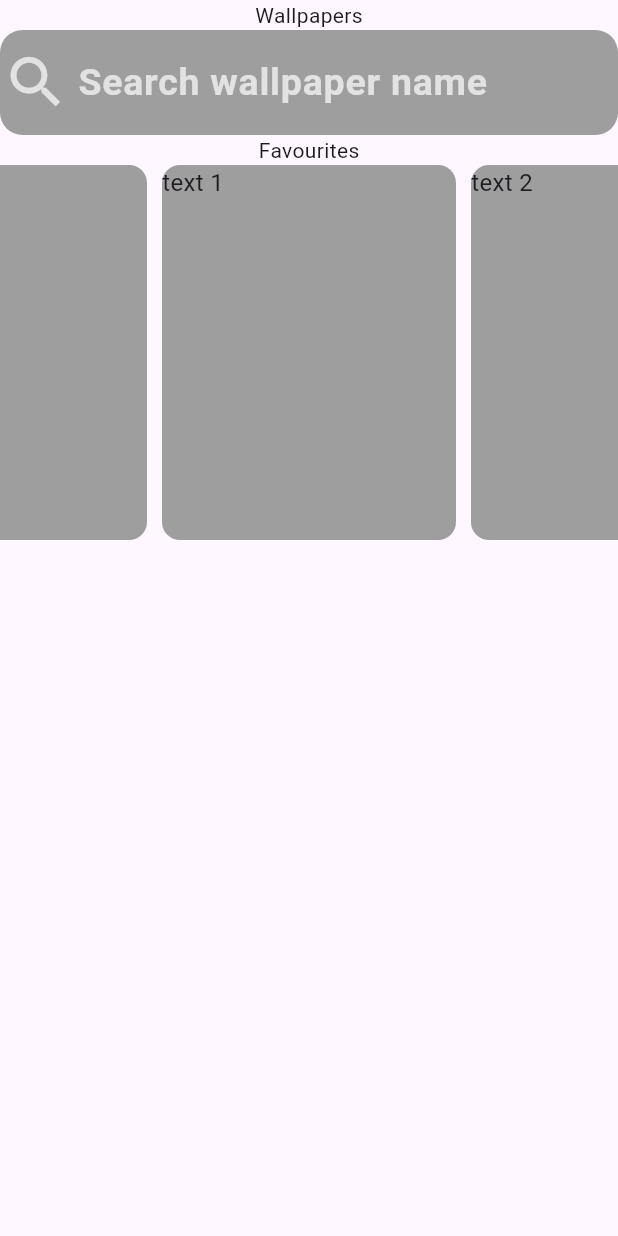
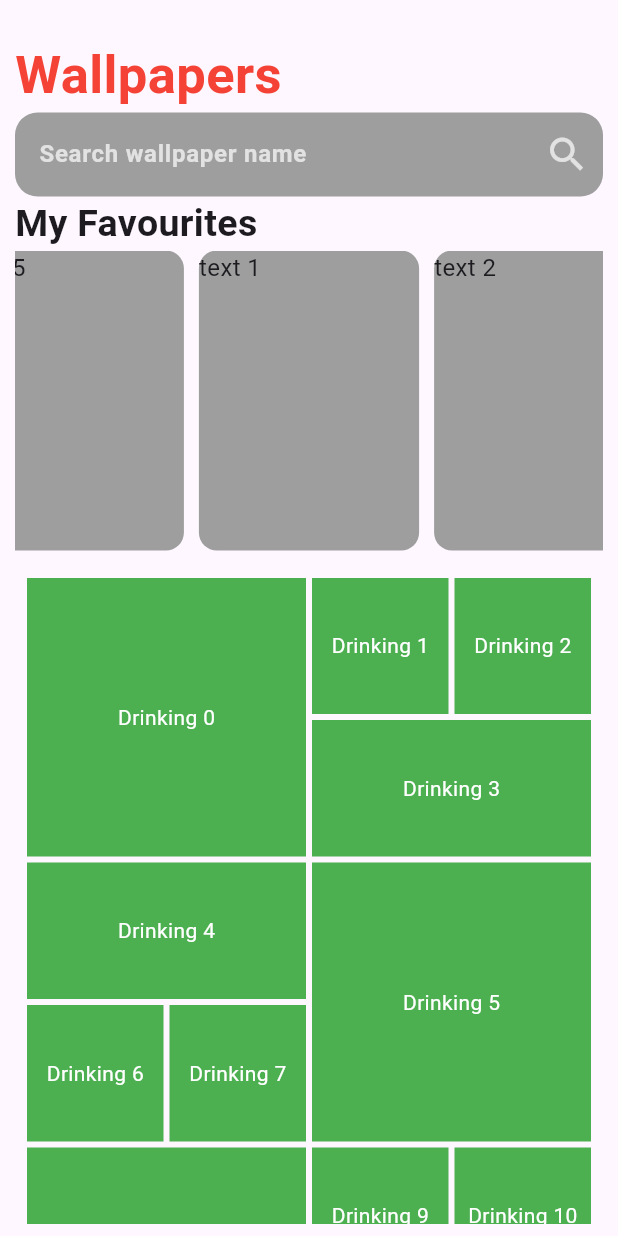
Before and after one commit to henry-dura/Wallpaper-App, a Flutter app: the screen it shows after launch, on a phone screen of 412 x 824 dp. Run offline on Flutter 3.47's test engine with Material 3 defaults, Android fonts, the phone set to English and light mode, and no system bars; drawn by our look-alikes of carousel_slider.

Commit message:
Add staggered grid

```diff
--- a/lib/components/carousel.dart
+++ b/lib/components/carousel.dart
@@ -8,25 +8,25 @@ class Carousel extends StatelessWidget {
   Widget build(BuildContext context) {
     return CarouselSlider(
       options: CarouselOptions(
-        height: 250.0,
+        height: 200.0,
         autoPlay: true,
-        viewportFraction: 0.5,
-        autoPlayInterval: Duration(milliseconds: 1000),
-        autoPlayAnimationDuration: Duration(milliseconds: 500),
+        viewportFraction: 0.4,
+        autoPlayInterval: const Duration(milliseconds: 1000),
+        autoPlayAnimationDuration: const Duration(milliseconds: 500),
       ),
       items: [1, 2, 3, 4, 5].map((i) {
         return Builder(
           builder: (BuildContext context) {
             return Container(
                 width: MediaQuery.of(context).size.width,
-                margin: EdgeInsets.symmetric(horizontal: 5.0),
+                margin: const EdgeInsets.symmetric(horizontal: 5.0),
                 decoration: BoxDecoration(
                   color: Colors.grey,
                   borderRadius: BorderRadius.circular(12),
                 ),
                 child: Text(
                   'text $i',
-                  style: TextStyle(fontSize: 16.0),
+                  style: const TextStyle(fontSize: 16.0),
                 ));
           },
         );
--- a/lib/components/grid_view.dart
+++ b/lib/components/grid_view.dart
@@ -0,0 +1,38 @@
+import 'package:flutter/material.dart';
+import 'package:flutter_staggered_grid_view/flutter_staggered_grid_view.dart';
+
+class WallPaperGrid extends StatelessWidget {
+  const WallPaperGrid({super.key});
+
+  @override
+  Widget build(BuildContext context) {
+    return Padding(
+      padding: const EdgeInsets.all(8.0),
+      child: GridView.custom(
+        gridDelegate: SliverQuiltedGridDelegate(
+          crossAxisCount: 4,
+          mainAxisSpacing: 4,
+          crossAxisSpacing: 4,
+          repeatPattern: QuiltedGridRepeatPattern.inverted,
+          pattern: [
+            const QuiltedGridTile(2, 2),  // Large tile spanning 2x2
+            const QuiltedGridTile(1, 1),  // Small tile 1x1
+            const QuiltedGridTile(1, 1),  // Small tile 1x1
+            const QuiltedGridTile(1, 2),  // Large tile spanning 1x2
+          ],
+        ),
+        childrenDelegate: SliverChildBuilderDelegate(
+              (context, index) => Container(
+            color: Colors.green,
+            alignment: Alignment.center,
+            child: Text(
+              'Drinking $index',
+              style: const TextStyle(color: Colors.white),
+            ),
+          ),
+          childCount: 20,  // Number of items in the grid
+        ),
+      ),
+    );
+  }
+}
--- /dev/null
+++ b/lib/components/search_field.dart
@@ -0,0 +1,34 @@
+import 'package:flutter/material.dart';
+
+class SearchField extends StatelessWidget {
+  const SearchField({
+    super.key,
+  });
+
+  @override
+  Widget build(BuildContext context) {
+    return TextField(
+      cursorHeight: 25,
+      style: const TextStyle(
+        // fontSize: 25,
+          fontWeight: FontWeight.w600,
+          color: Colors.white70),
+      decoration: InputDecoration(
+        hintText: 'Search wallpaper name',
+        hintStyle: const TextStyle(color: Colors.white70),
+        suffixIcon: const Icon(
+          Icons.search,
+          size: 30,
+          color: Colors.white70,
+        ),
+        filled: true,
+        fillColor: Colors.grey,
+        border: OutlineInputBorder(
+            borderRadius: BorderRadius.circular(15),
+            borderSide: BorderSide.none),
+      ),
+
+
+    );
+  }
+}
--- a/lib/home.dart
+++ b/lib/home.dart
@@ -1,42 +1,30 @@
 import 'package:flutter/material.dart';
 import 'package:wallpaper/components/carousel.dart';
+import 'package:wallpaper/components/grid_view.dart';
+
+import 'components/search_field.dart';
 
 class Home extends StatelessWidget {
   const Home({super.key});
 
   @override
   Widget build(BuildContext context) {
-    return  SafeArea(
+    return  const SafeArea(
       child: Scaffold(
-        body: Column(
-          children: [
-            Text('Wallpapers'),
-            TextField(
-              cursorHeight: 25,
-              style: const TextStyle(
-                  fontSize: 25,
-                  fontWeight: FontWeight.w600,
-                  color: Colors.white70),
-              decoration: InputDecoration(
-                hintText: 'Search wallpaper name',
-                hintStyle: const TextStyle(color: Colors.white70),
-                prefixIcon: const Icon(
-                  Icons.search,
-                  size: 45,
-                  color: Colors.white70,
-                ),
-                  filled: true,
-                  fillColor: Colors.grey,
-                  border: OutlineInputBorder(
-                      borderRadius: BorderRadius.circular(15),
-                      borderSide: BorderSide.none),
-              ),
-
-
-            ),
-            Text('Favourites'),
-            Carousel(),
-          ],
+        body: Padding(
+          padding: EdgeInsets.symmetric(horizontal: 10),
+          child: Column(
+            crossAxisAlignment: CrossAxisAlignment.start,
+            children: [
+              SizedBox(height: 25),
+              Text('Wallpapers',style: TextStyle(fontSize: 35,fontWeight: FontWeight.bold,color: Colors.red),),
+              SearchField(),
+              Text('My Favourites',style: TextStyle(fontSize: 25,fontWeight: FontWeight.bold),),
+              Carousel(),
+              SizedBox(height: 10,),
+              Expanded(child: WallPaperGrid())
+            ],
+          ),
         ),
       ),
     );
--- a/lib/main.dart
+++ b/lib/main.dart
@@ -32,7 +32,7 @@ class MyApp extends StatelessWidget {
         colorScheme: ColorScheme.fromSeed(seedColor: Colors.deepPurple),
         useMaterial3: true,
       ),
-      home: Home(),
+      home: const Home(),
     );
   }
 }
--- a/pubspec.yaml
+++ b/pubspec.yaml
@@ -37,6 +37,7 @@ dependencies:
   cupertino_icons: ^1.0.2
   carousel_slider: ^5.0.0
   flutter_staggered_grid_view: ^0.7.0
+  flutter_bloc: ^8.1.6
 
 dev_dependencies:
   flutter_test:
```
Also changed, not shown: pubspec.lock.
